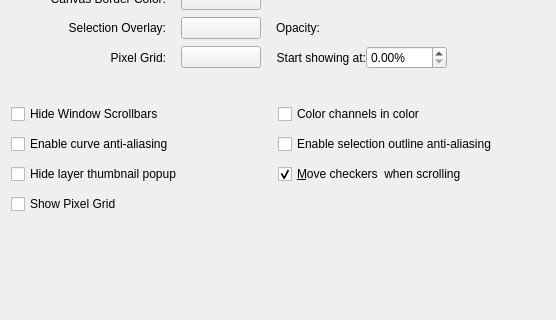
First picture: the form in libs/ui/forms/wdgdisplaysettings.ui, repository KDE/krita, before the edit; both pictures show x 0 to 556 and y 226 to 546 of the 556 by 546 pixel window.
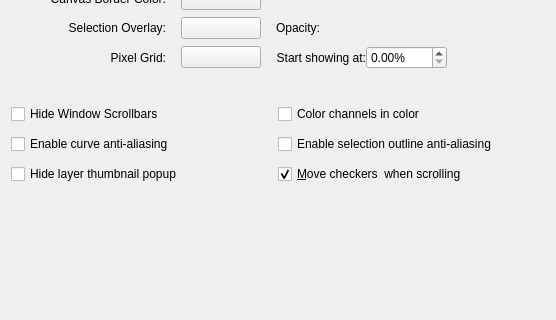
Second picture: the form after the edit. Custom widgets are drawn as their Qt base class.

Commit message: turned the show pixel grid into an action and moved it to the view menu

The edit to the form file:
```diff
--- a/libs/ui/forms/wdgdisplaysettings.ui
+++ b/libs/ui/forms/wdgdisplaysettings.ui
@@ -429,13 +429,6 @@
        </property>
       </widget>
      </item>
-     <item row="3" column="0">
-      <widget class="QCheckBox" name="grpPixelGrid">
-       <property name="text">
-        <string>Show Pixel Grid</string>
-       </property>
-      </widget>
-     </item>
     </layout>
    </item>
    <item>
```
Left out of the diff: 32 changed lines with no effect on the pictures. The commit also changes 8 other files.
